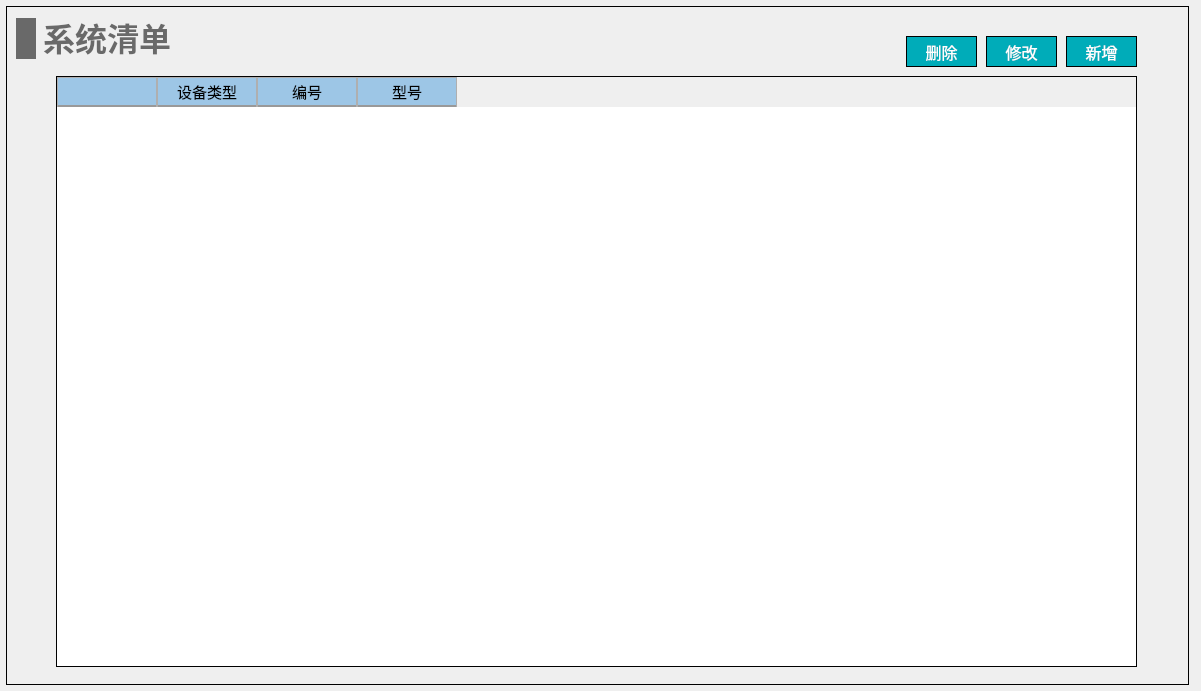
First picture: the form in NoiseCalSoft/roomDefineForm/form_system_list.ui, repository haobana/NoiCal, before the edit.
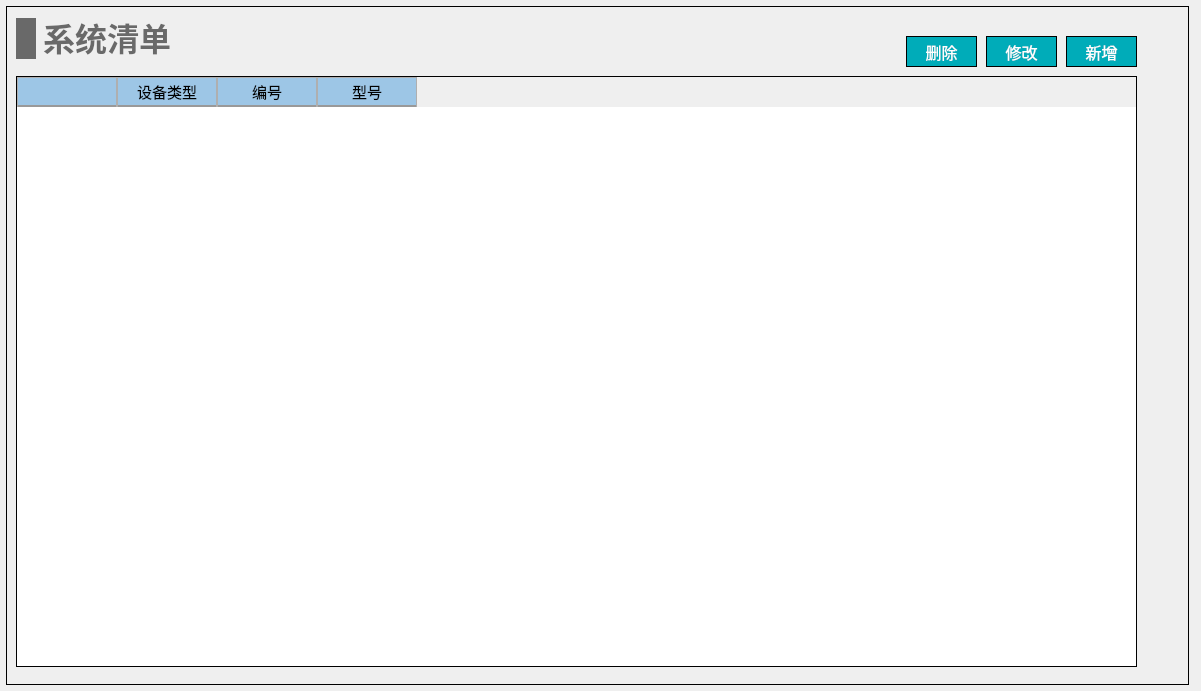
Second picture: the form after the edit.

Patch:
```diff
--- a/NoiseCalSoft/roomDefineForm/form_system_list.ui
+++ b/NoiseCalSoft/roomDefineForm/form_system_list.ui
@@ -91,9 +91,9 @@
    <widget class="QTableWidget" name="tableWidget">
     <property name="geometry">
      <rect>
-      <x>50</x>
+      <x>10</x>
       <y>70</y>
-      <width>1081</width>
+      <width>1121</width>
       <height>591</height>
      </rect>
     </property>
@@ -165,6 +165,24 @@
     <property name="frameShape">
      <enum>QFrame::StyledPanel</enum>
     </property>
+    <property name="sortingEnabled">
+     <bool>false</bool>
+    </property>
+    <attribute name="horizontalHeaderCascadingSectionResizes">
+     <bool>false</bool>
+    </attribute>
+    <attribute name="horizontalHeaderShowSortIndicator" stdset="0">
+     <bool>false</bool>
+    </attribute>
+    <attribute name="horizontalHeaderStretchLastSection">
+     <bool>false</bool>
+    </attribute>
+    <attribute name="verticalHeaderCascadingSectionResizes">
+     <bool>false</bool>
+    </attribute>
+    <attribute name="verticalHeaderStretchLastSection">
+     <bool>false</bool>
+    </attribute>
     <column>
      <property name="text">
       <string/>
```
